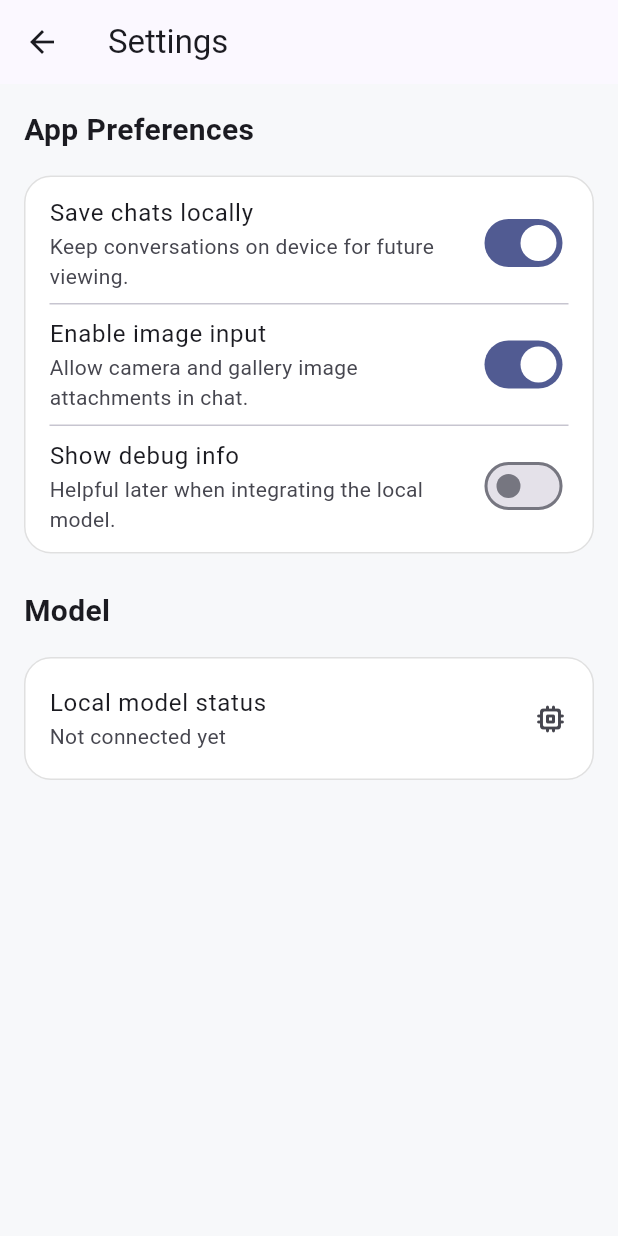
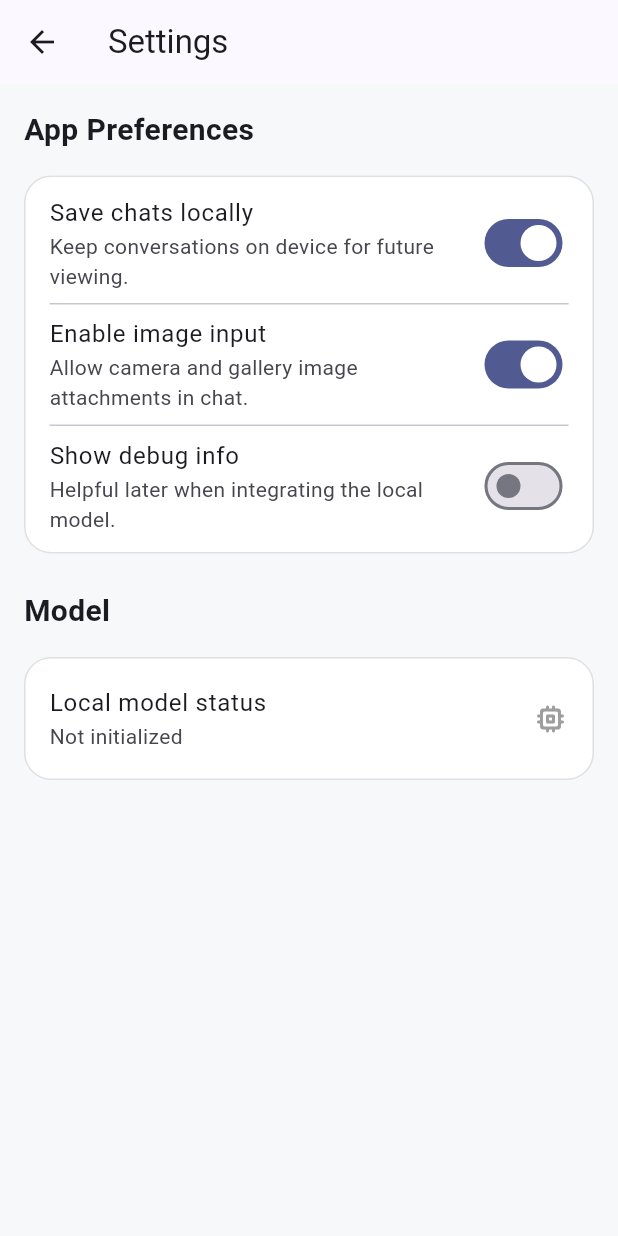
Before and after one commit to MaNaS0708/Lilly, a Flutter app: the SettingsScreen screen opened by its route, on a phone screen of 412 x 824 dp. Run offline on Flutter 3.47's test engine with Material 3 defaults, Android fonts, the phone set to English and light mode, and no system bars; our stand-ins replace image_picker, permission_handler, shared_preferences; accounts and stored records are empty.

Commit message:
wire chat flow to model controller and expose model status in settings

```diff
--- a/lib/screens/settings_screen.dart
+++ b/lib/screens/settings_screen.dart
@@ -1,11 +1,14 @@
 import 'package:flutter/material.dart';
 
+import '../controllers/model_controller.dart';
+import '../models/model_status.dart';
 import '../services/settings_service.dart';
 
 class SettingsScreen extends StatefulWidget {
   static const String routeName = '/settings';
+  final ModelController? modelController;
 
-  const SettingsScreen({super.key});
+  const SettingsScreen({super.key, this.modelController});
 
   @override
   State<SettingsScreen> createState() => _SettingsScreenState();
@@ -18,6 +21,8 @@ class _SettingsScreenState extends State<SettingsScreen> {
   bool _enableImageInput = true;
   bool _showDebugInfo = false;
   bool _loading = true;
+
+  ModelController? get _modelController => widget.modelController;
 
   @override
   void initState() {
@@ -38,6 +43,34 @@ class _SettingsScreenState extends State<SettingsScreen> {
     });
   }
 
+  String _statusLabel(ModelStatus? status) {
+    switch (status) {
+      case ModelStatus.loading:
+        return 'Loading';
+      case ModelStatus.ready:
+        return 'Ready';
+      case ModelStatus.error:
+        return 'Error';
+      case ModelStatus.uninitialized:
+      default:
+        return 'Not initialized';
+    }
+  }
+
+  Color _statusColor(ModelStatus? status) {
+    switch (status) {
+      case ModelStatus.ready:
+        return Colors.green;
+      case ModelStatus.loading:
+        return Colors.orange;
+      case ModelStatus.error:
+        return Colors.red;
+      case ModelStatus.uninitialized:
+      default:
+        return Colors.grey;
+    }
+  }
+
   @override
   Widget build(BuildContext context) {
     if (_loading) {
@@ -46,6 +79,12 @@ class _SettingsScreenState extends State<SettingsScreen> {
       );
     }
 
+    final modelStatus = _modelController?.status;
+    final modelError = _modelController?.errorMessage;
+
+    return AnimatedBuilder(
+      animation: _modelController ?? ValueNotifier(0),
+      builder: (context, _) {
         return Scaffold(
           appBar: AppBar(
             title: const Text('Settings'),
@@ -114,16 +153,42 @@ class _SettingsScreenState extends State<SettingsScreen> {
                 ),
               ),
               const SizedBox(height: 16),
-          const _SettingsCard(
-            child: ListTile(
+              _SettingsCard(
+                child: Column(
+                  children: [
+                    ListTile(
                       contentPadding: EdgeInsets.zero,
-              title: Text('Local model status'),
-              subtitle: Text('Not connected yet'),
-              trailing: Icon(Icons.memory_rounded),
+                      title: const Text('Local model status'),
+                      subtitle: Text(_statusLabel(modelStatus)),
+                      trailing: Icon(
+                        Icons.memory_rounded,
+                        color: _statusColor(modelStatus),
+                      ),
+                    ),
+                    if (modelError != null && modelError.isNotEmpty)
+                      Padding(
+                        padding: const EdgeInsets.only(bottom: 12),
+                        child: Text(
+                          modelError,
+                          style: const TextStyle(color: Colors.red),
+                        ),
+                      ),
+                    if (_modelController != null)
+                      Align(
+                        alignment: Alignment.centerLeft,
+                        child: FilledButton.icon(
+                          onPressed: () => _modelController!.initialize(),
+                          icon: const Icon(Icons.refresh_rounded),
+                          label: const Text('Retry model init'),
                         ),
                       ),
                   ],
                 ),
+              ),
+            ],
+          ),
+        );
+      },
     );
   }
 }
```
Also changed, not shown: lib/controllers/chat_controller.dart (+26 -30 lines), lib/screens/chat_screen.dart (+14 -2 lines). Lines whose indentation alone changed are shown as unchanged.
